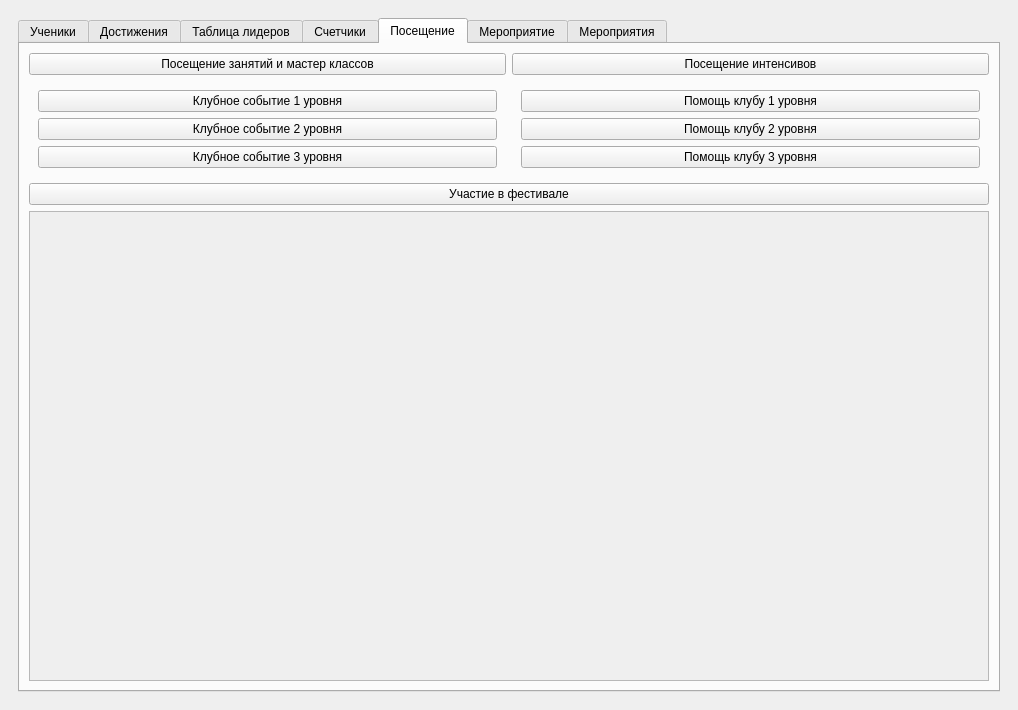
First picture: the form in main_ui_proba.ui, repository Dimarom4/SmartQube, before the edit.
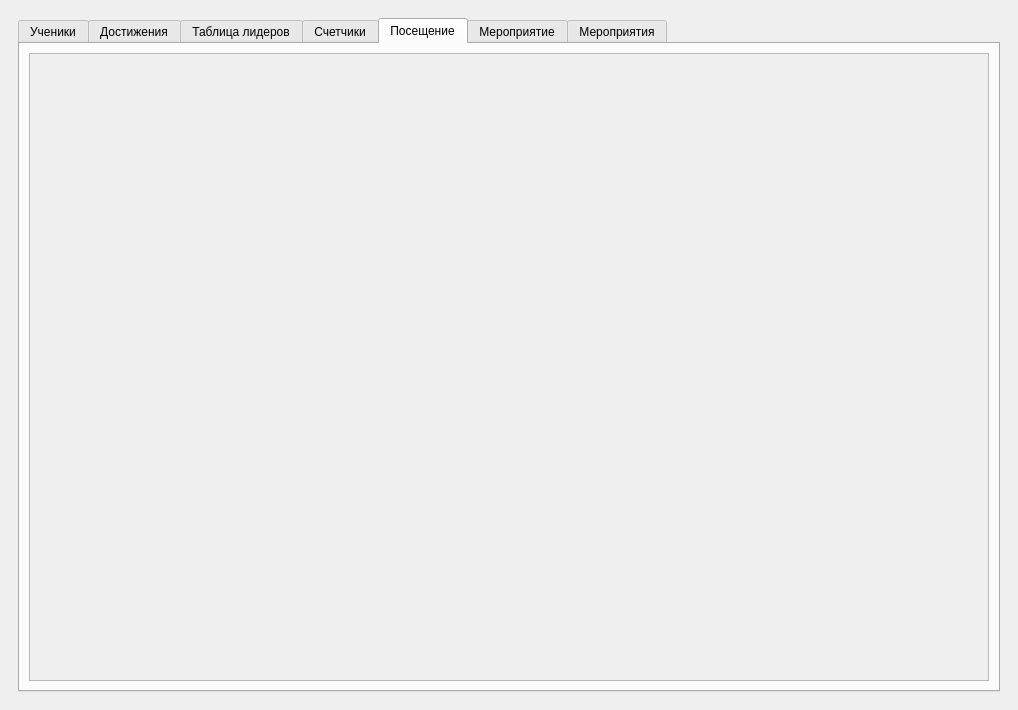
Second picture: the form after the edit. The open tabs and pages were chosen to show the change. Icons and pictures are not drawn.

What changed in the file:
```diff
--- a/main_ui_proba.ui
+++ b/main_ui_proba.ui
@@ -956,136 +956,7 @@
             <string>Посещение</string>
            </attribute>
            <layout class="QGridLayout" name="gridLayout">
-            <item row="1" column="0">
-             <widget class="QWidget" name="widget_2" native="true">
-              <layout class="QVBoxLayout" name="verticalLayout">
-               <item>
-                <widget class="QPushButton" name="pushButton_club_1">
-                 <property name="sizePolicy">
-                  <sizepolicy hsizetype="Preferred" vsizetype="Preferred">
-                   <horstretch>0</horstretch>
-                   <verstretch>0</verstretch>
-                  </sizepolicy>
-                 </property>
-                 <property name="text">
-                  <string>Клубное событие 1 уровня</string>
-                 </property>
-                </widget>
-               </item>
-               <item>
-                <widget class="QPushButton" name="pushButton_club_2">
-                 <property name="sizePolicy">
-                  <sizepolicy hsizetype="Preferred" vsizetype="Preferred">
-                   <horstretch>0</horstretch>
-                   <verstretch>0</verstretch>
-                  </sizepolicy>
-                 </property>
-                 <property name="text">
-                  <string>Клубное событие 2 уровня</string>
-                 </property>
-                </widget>
-               </item>
-               <item>
-                <widget class="QPushButton" name="pushButton_club_3">
-                 <property name="sizePolicy">
-                  <sizepolicy hsizetype="Preferred" vsizetype="Ignored">
-                   <horstretch>0</horstretch>
-                   <verstretch>0</verstretch>
-                  </sizepolicy>
-                 </property>
-                 <property name="text">
-                  <string>Клубное событие 3 уровня</string>
-                 </property>
-                </widget>
-               </item>
-              </layout>
-             </widget>
-            </item>
-            <item row="1" column="1">
-             <widget class="QWidget" name="widget_3" native="true">
-              <layout class="QVBoxLayout" name="verticalLayout_3">
-               <item>
-                <widget class="QPushButton" name="pushButton_help_1">
-                 <property name="sizePolicy">
-                  <sizepolicy hsizetype="Preferred" vsizetype="Preferred">
-                   <horstretch>0</horstretch>
-                   <verstretch>0</verstretch>
-                  </sizepolicy>
-                 </property>
-                 <property name="text">
-                  <string>Помощь клубу 1 уровня</string>
-                 </property>
-                </widget>
-               </item>
-               <item>
-                <widget class="QPushButton" name="pushButton_help_2">
-                 <property name="sizePolicy">
-                  <sizepolicy hsizetype="Preferred" vsizetype="Preferred">
-                   <horstretch>0</horstretch>
-                   <verstretch>0</verstretch>
-                  </sizepolicy>
-                 </property>
-                 <property name="text">
-                  <string>Помощь клубу 2 уровня</string>
-                 </property>
-                </widget>
-               </item>
-               <item>
-                <widget class="QPushButton" name="pushButton_help_3">
-                 <property name="sizePolicy">
-                  <sizepolicy hsizetype="Preferred" vsizetype="Preferred">
-                   <horstretch>0</horstretch>
-                   <verstretch>0</verstretch>
-                  </sizepolicy>
-                 </property>
-                 <property name="text">
-                  <string>Помощь клубу 3 уровня</string>
-                 </property>
-                </widget>
-               </item>
-              </layout>
-             </widget>
-            </item>
-            <item row="0" column="1">
-             <widget class="QPushButton" name="pushButton_intensiv">
-              <property name="sizePolicy">
-               <sizepolicy hsizetype="Preferred" vsizetype="Preferred">
-                <horstretch>0</horstretch>
-                <verstretch>0</verstretch>
-               </sizepolicy>
-              </property>
-              <property name="text">
-               <string>Посещение интенсивов</string>
-              </property>
-             </widget>
-            </item>
-            <item row="0" column="0">
-             <widget class="QPushButton" name="pushButton_lesson">
-              <property name="sizePolicy">
-               <sizepolicy hsizetype="Preferred" vsizetype="Preferred">
-                <horstretch>0</horstretch>
-                <verstretch>0</verstretch>
-               </sizepolicy>
-              </property>
-              <property name="text">
-               <string>Посещение занятий и мастер классов</string>
-              </property>
-             </widget>
-            </item>
-            <item row="4" column="0" colspan="2">
-             <widget class="QPushButton" name="pushButton_festival">
-              <property name="sizePolicy">
-               <sizepolicy hsizetype="Preferred" vsizetype="Preferred">
-                <horstretch>0</horstretch>
-                <verstretch>0</verstretch>
-               </sizepolicy>
-              </property>
-              <property name="text">
-               <string>Участие в фестивале</string>
-              </property>
-             </widget>
-            </item>
-            <item row="5" column="0" colspan="2">
+            <item row="2" column="0" colspan="2">
              <widget class="QScrollArea" name="scrollArea_2">
               <property name="widgetResizable">
                <bool>true</bool>
@@ -1096,7 +967,7 @@
                  <x>0</x>
                  <y>0</y>
                  <width>956</width>
-                 <height>465</height>
+                 <height>628</height>
                 </rect>
                </property>
                <layout class="QGridLayout" name="gridLayout_12"/>
```
Left out of the diff: 66 changed lines with no effect on the pictures.
